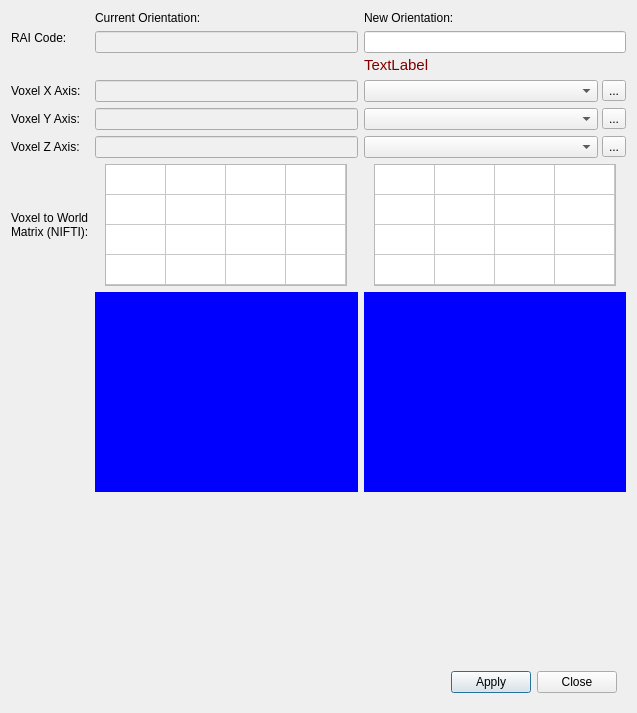
Qt form GUI/Qt/Windows/ReorientImageDialog.ui (pyushkevich/itksnap) before a commit.
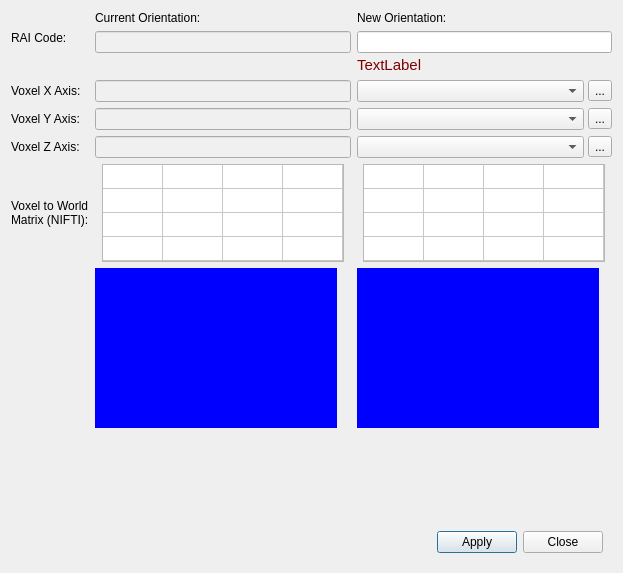
The same form after that commit. Icons and pictures are not drawn. Custom widgets are drawn as their Qt base class.

Commit message: Added NIFTI matrix display in Reorient dialog and created Directionmatrix models for orienation graphic renderers

Diff of the .ui file:
```diff
--- a/GUI/Qt/Windows/ReorientImageDialog.ui
+++ b/GUI/Qt/Windows/ReorientImageDialog.ui
@@ -6,8 +6,8 @@
    <rect>
     <x>0</x>
     <y>0</y>
-    <width>637</width>
-    <height>713</height>
+    <width>623</width>
+    <height>573</height>
    </rect>
   </property>
   <property name="windowTitle">
@@ -17,224 +17,13 @@
    <string notr="true">QLineEdit:read-only {
   background-color:rgb(240,240,240);
 }
-</string>
+QTableWidget {
+  font: 10pt fixed;
+}</string>
   </property>
   <layout class="QVBoxLayout" name="verticalLayout">
    <item>
-    <layout class="QGridLayout" name="gridLayout" rowstretch="0,0,0,0,0,0,0,0">
-     <item row="7" column="1">
-      <widget class="QtSimpleOpenGLBox" name="iconCurrent" native="true">
-       <property name="sizePolicy">
-        <sizepolicy hsizetype="Preferred" vsizetype="Preferred">
-         <horstretch>0</horstretch>
-         <verstretch>2</verstretch>
-        </sizepolicy>
-       </property>
-       <property name="minimumSize">
-        <size>
-         <width>0</width>
-         <height>100</height>
-        </size>
-       </property>
-       <property name="styleSheet">
-        <string notr="true">background:blue;</string>
-       </property>
-      </widget>
-     </item>
-     <item row="6" column="0">
-      <widget class="QLabel" name="label_5">
-       <property name="text">
-        <string>&lt;html&gt;&lt;head/&gt;&lt;body&gt;&lt;p&gt;Voxel to World &lt;br/&gt;Matrix (NIFTI):&lt;/p&gt;&lt;/body&gt;&lt;/html&gt;</string>
-       </property>
-      </widget>
-     </item>
-     <item row="3" column="0">
-      <widget class="QLabel" name="label_2">
-       <property name="text">
-        <string>Voxel X Axis:</string>
-       </property>
-      </widget>
-     </item>
-     <item row="6" column="1">
-      <widget class="QWidget" name="widget_3" native="true">
-       <layout class="QHBoxLayout" name="horizontalLayout_3">
-        <property name="margin">
-         <number>0</number>
-        </property>
-        <item>
-         <widget class="QTableWidget" name="outMatrixCurrent">
-          <property name="minimumSize">
-           <size>
-            <width>242</width>
-            <height>122</height>
-           </size>
-          </property>
-          <property name="maximumSize">
-           <size>
-            <width>242</width>
-            <height>122</height>
-           </size>
-          </property>
-          <property name="verticalScrollBarPolicy">
-           <enum>Qt::ScrollBarAlwaysOff</enum>
-          </property>
-          <property name="horizontalScrollBarPolicy">
-           <enum>Qt::ScrollBarAlwaysOff</enum>
-          </property>
-          <property name="editTriggers">
-           <set>QAbstractItemView::NoEditTriggers</set>
-          </property>
-          <attribute name="horizontalHeaderVisible">
-           <bool>false</bool>
-          </attribute>
-          <attribute name="horizontalHeaderDefaultSectionSize">
-           <number>60</number>
-          </attribute>
-          <attribute name="verticalHeaderVisible">
-           <bool>false</bool>
-          </attribute>
-          <row>
-           <property name="text">
-            <string>New Row</string>
-           </property>
-          </row>
-          <row>
-           <property name="text">
-            <string>New Row</string>
-           </property>
-          </row>
-          <row>
-           <property name="text">
-            <string>New Row</string>
-           </property>
-          </row>
-          <row>
-           <property name="text">
-            <string>New Row</string>
-           </property>
-          </row>
-          <column>
-           <property name="text">
-            <string>New Column</string>
-           </property>
-          </column>
-          <column>
-           <property name="text">
-            <string>New Column</string>
-           </property>
-          </column>
-          <column>
-           <property name="text">
-            <string>New Column</string>
-           </property>
-          </column>
-          <column>
-           <property name="text">
-            <string>New Column</string>
-           </property>
-          </column>
-         </widget>
-        </item>
-       </layout>
-      </widget>
-     </item>
-     <item row="6" column="2">
-      <widget class="QWidget" name="widget_2" native="true">
-       <layout class="QHBoxLayout" name="horizontalLayout_2">
-        <property name="margin">
-         <number>0</number>
-        </property>
-        <item>
-         <widget class="QTableWidget" name="outMatrixNew">
-          <property name="minimumSize">
-           <size>
-            <width>242</width>
-            <height>122</height>
-           </size>
-          </property>
-          <property name="maximumSize">
-           <size>
-            <width>242</width>
-            <height>122</height>
-           </size>
-          </property>
-          <property name="verticalScrollBarPolicy">
-           <enum>Qt::ScrollBarAlwaysOff</enum>
-          </property>
-          <property name="horizontalScrollBarPolicy">
-           <enum>Qt::ScrollBarAlwaysOff</enum>
-          </property>
-          <property name="editTriggers">
-           <set>QAbstractItemView::NoEditTriggers</set>
-          </property>
-          <attribute name="horizontalHeaderVisible">
-           <bool>false</bool>
-          </attribute>
-          <attribute name="horizontalHeaderDefaultSectionSize">
-           <number>60</number>
-          </attribute>
-          <attribute name="verticalHeaderVisible">
-           <bool>false</bool>
-          </attribute>
-          <row>
-           <property name="text">
-            <string>New Row</string>
-           </property>
-          </row>
-          <row>
-           <property name="text">
-            <string>New Row</string>
-           </property>
-          </row>
-          <row>
-           <property name="text">
-            <string>New Row</string>
-           </property>
-          </row>
-          <row>
-           <property name="text">
-            <string>New Row</string>
-           </property>
-          </row>
-          <column>
-           <property name="text">
-            <string>New Column</string>
-           </property>
-          </column>
-          <column>
-           <property name="text">
-            <string>New Column</string>
-           </property>
-          </column>
-          <column>
-           <property name="text">
-            <string>New Column</string>
-           </property>
-          </column>
-          <column>
-           <property name="text">
-            <string>New Column</string>
-           </property>
-          </column>
-         </widget>
-        </item>
-       </layout>
-      </widget>
-     </item>
-     <item row="0" column="1">
-      <widget class="QLabel" name="label_6">
-       <property name="text">
-        <string>Current Orientation:</string>
-       </property>
-      </widget>
-     </item>
-     <item row="0" column="2">
-      <widget class="QLabel" name="label_7">
-       <property name="text">
-        <string>New Orientation:</string>
-       </property>
-      </widget>
-     </item>
+    <layout class="QGridLayout" name="gridLayout" rowstretch="0,0,0,0,0,0,0,0,0">
      <item row="1" column="2">
       <widget class="QWidget" name="widget_4" native="true">
        <layout class="QVBoxLayout" name="verticalLayout_2">
@@ -246,6 +35,9 @@
         </property>
         <item>
          <widget class="QLineEdit" name="inNewRAI">
+          <property name="toolTip">
+           <string>&lt;html&gt;&lt;head/&gt;&lt;body&gt;&lt;p&gt;Here you can quicky set the image orientation by entering a three-letter code (RAI code) that describes how the image rows, columns and slices map to the anatomical coordinates.&lt;/p&gt;&lt;p&gt;&lt;br/&gt;&lt;/p&gt;&lt;p&gt;For examle, the code &lt;span style=&quot; font-weight:600;&quot;&gt;ASL&lt;/span&gt; signifies that image rows (X) run from &lt;span style=&quot; font-weight:600;&quot;&gt;A&lt;/span&gt;nterior to &lt;span style=&quot; font-weight:600;&quot;&gt;P&lt;/span&gt;osterior, image columns (Y) run from &lt;span style=&quot; font-weight:600;&quot;&gt;S&lt;/span&gt;uperior to &lt;span style=&quot; font-weight:600;&quot;&gt;I&lt;/span&gt;nferior, and image slices (Z) run from &lt;span style=&quot; font-weight:600;&quot;&gt;L&lt;/span&gt;eft to &lt;span style=&quot; font-weight:600;&quot;&gt;R&lt;/span&gt;ight.&lt;/p&gt;&lt;p&gt;&lt;br/&gt;&lt;/p&gt;&lt;p&gt;You can also set the anatomical direction of each image axis separately using the dropdown lists below.&lt;/p&gt;&lt;/body&gt;&lt;/html&gt;</string>
+          </property>
           <property name="maxLength">
            <number>3</number>
           </property>
@@ -267,6 +59,9 @@
      </item>
      <item row="4" column="1">
       <widget class="QLineEdit" name="outCurrentAxisDirY">
+       <property name="styleSheet">
+        <string notr="true"/>
+       </property>
        <property name="readOnly">
         <bool>true</bool>
        </property>
@@ -282,7 +77,11 @@
          <number>0</number>
         </property>
         <item>
-         <widget class="QComboBox" name="inNewAxisDirY"/>
+         <widget class="QComboBox" name="inNewAxisDirY">
+          <property name="toolTip">
+           <string>&lt;html&gt;&lt;head/&gt;&lt;body&gt;&lt;p&gt;The direction of the image columns (Y axis) in anatomical space.&lt;/p&gt;&lt;/body&gt;&lt;/html&gt;</string>
+          </property>
+         </widget>
         </item>
         <item>
          <widget class="QToolButton" name="btnReverseY">
@@ -309,6 +108,9 @@
      </item>
      <item row="5" column="1">
       <widget class="QLineEdit" name="outCurrentAxisDirZ">
+       <property name="styleSheet">
+        <string notr="true"/>
+       </property>
        <property name="readOnly">
         <bool>true</bool>
        </property>
@@ -324,7 +126,11 @@
          <number>0</number>
         </property>
         <item>
-         <widget class="QComboBox" name="inNewAxisDirZ"/>
+         <widget class="QComboBox" name="inNewAxisDirZ">
+          <property name="toolTip">
+           <string>&lt;html&gt;&lt;head/&gt;&lt;body&gt;&lt;p&gt;The direction of the image slices (Z axis) in anatomical space.&lt;/p&gt;&lt;/body&gt;&lt;/html&gt;</string>
+          </property>
+         </widget>
         </item>
         <item>
          <widget class="QToolButton" name="btnReverseZ">
@@ -351,6 +157,9 @@
      </item>
      <item row="3" column="1">
       <widget class="QLineEdit" name="outCurrentAxisDirX">
+       <property name="styleSheet">
+        <string notr="true"/>
+       </property>
        <property name="readOnly">
         <bool>true</bool>
        </property>
@@ -366,7 +175,11 @@
          <number>0</number>
         </property>
         <item>
-         <widget class="QComboBox" name="inNewAxisDirX"/>
+         <widget class="QComboBox" name="inNewAxisDirX">
+          <property name="toolTip">
+           <string>&lt;html&gt;&lt;head/&gt;&lt;body&gt;&lt;p&gt;The direction of the image rows (X axis) in anatomical space.&lt;/p&gt;&lt;/body&gt;&lt;/html&gt;</string>
+          </property>
+         </widget>
         </item>
         <item>
          <widget class="QToolButton" name="btnReverseX">
@@ -391,6 +204,13 @@
        </layout>
       </widget>
      </item>
+     <item row="4" column="0">
+      <widget class="QLabel" name="label_3">
+       <property name="text">
+        <string>Voxel Y Axis:</string>
+       </property>
+      </widget>
+     </item>
      <item row="5" column="0">
       <widget class="QLabel" name="label_4">
        <property name="text">
@@ -409,21 +229,252 @@
        <property name="minimumSize">
         <size>
          <width>0</width>
-         <height>200</height>
+         <height>160</height>
         </size>
        </property>
+       <property name="maximumSize">
+        <size>
+         <width>242</width>
+         <height>16777215</height>
+        </size>
+       </property>
        <property name="styleSheet">
         <string notr="true">background:blue;</string>
        </property>
       </widget>
      </item>
-     <item row="4" column="0">
-      <widget class="QLabel" name="label_3">
+     <item row="6" column="2">
+      <widget class="QWidget" name="widget_2" native="true">
+       <layout class="QHBoxLayout" name="horizontalLayout_2">
+        <property name="margin">
+         <number>0</number>
+        </property>
+        <item>
+         <widget class="QTableWidget" name="outMatrixNew">
+          <property name="minimumSize">
+           <size>
+            <width>242</width>
+            <height>98</height>
+           </size>
+          </property>
+          <property name="maximumSize">
+           <size>
+            <width>242</width>
+            <height>98</height>
+           </size>
+          </property>
+          <property name="verticalScrollBarPolicy">
+           <enum>Qt::ScrollBarAlwaysOff</enum>
+          </property>
+          <property name="horizontalScrollBarPolicy">
+           <enum>Qt::ScrollBarAlwaysOff</enum>
+          </property>
+          <property name="editTriggers">
+           <set>QAbstractItemView::NoEditTriggers</set>
+          </property>
+          <attribute name="horizontalHeaderVisible">
+           <bool>false</bool>
+          </attribute>
+          <attribute name="horizontalHeaderDefaultSectionSize">
+           <number>60</number>
+          </attribute>
+          <attribute name="verticalHeaderVisible">
+           <bool>false</bool>
+          </attribute>
+          <attribute name="verticalHeaderDefaultSectionSize">
+           <number>24</number>
+          </attribute>
+          <row>
+           <property name="text">
+            <string>New Row</string>
+           </property>
+          </row>
+          <row>
+           <property name="text">
+            <string>New Row</string>
+           </property>
+          </row>
+          <row>
+           <property name="text">
+            <string>New Row</string>
+           </property>
+          </row>
+          <row>
+           <property name="text">
+            <string>New Row</string>
+           </property>
+          </row>
+          <column>
+           <property name="text">
+            <string>New Column</string>
+           </property>
+          </column>
+          <column>
+           <property name="text">
+            <string>New Column</string>
+           </property>
+          </column>
+          <column>
+           <property name="text">
+            <string>New Column</string>
+           </property>
+          </column>
+          <column>
+           <property name="text">
+            <string>New Column</string>
+           </property>
+          </column>
+         </widget>
+        </item>
+       </layout>
+      </widget>
+     </item>
+     <item row="0" column="1">
+      <widget class="QLabel" name="label_6">
        <property name="text">
-        <string>Voxel Y Axis:</string>
+        <string>Current Orientation:</string>
        </property>
       </widget>
      </item>
+     <item row="0" column="2">
+      <widget class="QLabel" name="label_7">
+       <property name="text">
+        <string>New Orientation:</string>
+       </property>
+      </widget>
+     </item>
+     <item row="7" column="1">
+      <widget class="QtSimpleOpenGLBox" name="iconCurrent" native="true">
+       <property name="sizePolicy">
+        <sizepolicy hsizetype="Preferred" vsizetype="Preferred">
+         <horstretch>0</horstretch>
+         <verstretch>2</verstretch>
+        </sizepolicy>
+       </property>
+       <property name="minimumSize">
+        <size>
+         <width>0</width>
+         <height>160</height>
+        </size>
+       </property>
+       <property name="maximumSize">
+        <size>
+         <width>242</width>
+         <height>16777215</height>
+        </size>
+       </property>
+       <property name="styleSheet">
+        <string notr="true">background:blue;</string>
+       </property>
+       <zorder>verticalSpacer</zorder>
+      </widget>
+     </item>
+     <item row="6" column="0">
+      <widget class="QLabel" name="label_5">
+       <property name="text">
+        <string>&lt;html&gt;&lt;head/&gt;&lt;body&gt;&lt;p&gt;Voxel to World &lt;br/&gt;Matrix (NIFTI):&lt;/p&gt;&lt;/body&gt;&lt;/html&gt;</string>
+       </property>
+      </widget>
+     </item>
+     <item row="3" column="0">
+      <widget class="QLabel" name="label_2">
+       <property name="text">
+        <string>Voxel X Axis:</string>
+       </property>
+      </widget>
+     </item>
+     <item row="6" column="1">
+      <widget class="QWidget" name="widget_3" native="true">
+       <layout class="QHBoxLayout" name="horizontalLayout_3">
+        <property name="margin">
+         <number>0</number>
+        </property>
+        <item>
+         <widget class="QTableWidget" name="outMatrixCurrent">
+          <property name="sizePolicy">
+           <sizepolicy hsizetype="Expanding" vsizetype="Maximum">
+            <horstretch>0</horstretch>
+            <verstretch>1</verstretch>
+           </sizepolicy>
+          </property>
+          <property name="minimumSize">
+           <size>
+            <width>242</width>
+            <height>10</height>
+           </size>
+          </property>
+          <property name="maximumSize">
+           <size>
+            <width>242</width>
+            <height>98</height>
+           </size>
+          </property>
+          <property name="verticalScrollBarPolicy">
+           <enum>Qt::ScrollBarAlwaysOff</enum>
+          </property>
+          <property name="horizontalScrollBarPolicy">
+           <enum>Qt::ScrollBarAlwaysOff</enum>
+          </property>
+          <property name="editTriggers">
+           <set>QAbstractItemView::NoEditTriggers</set>
+          </property>
+          <attribute name="horizontalHeaderVisible">
+           <bool>false</bool>
+          </attribute>
+          <attribute name="horizontalHeaderDefaultSectionSize">
+           <number>60</number>
+          </attribute>
+          <attribute name="verticalHeaderVisible">
+           <bool>false</bool>
+          </attribute>
+          <attribute name="verticalHeaderDefaultSectionSize">
+           <number>24</number>
+          </attribute>
+          <row>
+           <property name="text">
+            <string>New Row</string>
+           </property>
+          </row>
+          <row>
+           <property name="text">
+            <string>New Row</string>
+           </property>
+          </row>
+          <row>
+           <property name="text">
+            <string>New Row</string>
+           </property>
+          </row>
+          <row>
+           <property name="text">
+            <string>New Row</string>
+           </property>
+          </row>
+          <column>
+           <property name="text">
+            <string>New Column</string>
+           </property>
+          </column>
+          <column>
+           <property name="text">
+            <string>New Column</string>
+           </property>
+          </column>
+          <column>
+           <property name="text">
+            <string>New Column</string>
+           </property>
+          </column>
+          <column>
+           <property name="text">
+            <string>New Column</string>
+           </property>
+          </column>
+         </widget>
+        </item>
+       </layout>
+      </widget>
+     </item>
      <item row="1" column="1">
       <widget class="QWidget" name="widget_5" native="true">
        <layout class="QVBoxLayout" name="verticalLayout_3">
@@ -488,21 +539,18 @@
        </layout>
       </widget>
      </item>
+     <item row="8" column="2">
+      <widget class="QWidget" name="widget_10" native="true">
+       <property name="sizePolicy">
+        <sizepolicy hsizetype="Preferred" vsizetype="Preferred">
+         <horstretch>0</horstretch>
+         <verstretch>99</verstretch>
+        </sizepolicy>
+       </property>
+      </widget>
+     </item>
     </layout>
    </item>
-   <item>
-    <spacer name="verticalSpacer">
-     <property name="orientation">
-      <enum>Qt::Vertical</enum>
-     </property>
-     <property name="sizeHint" stdset="0">
-      <size>
-       <width>20</width>
-       <height>40</height>
-      </size>
-     </property>
-    </spacer>
-   </item>
    <item>
     <widget class="QWidget" name="widget" native="true">
      <layout class="QHBoxLayout" name="horizontalLayout">
```
The commit also changes 7 other files.
